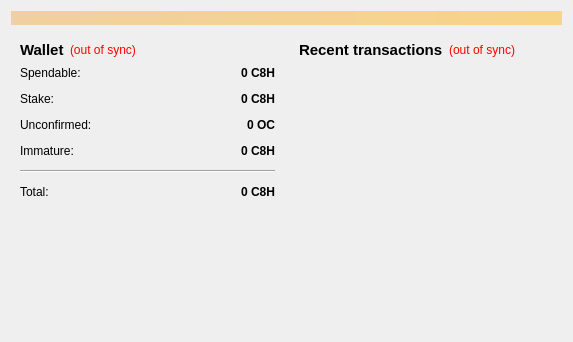
Above: src/qt/forms/overviewpage.ui from spayse/Bubble before the change. Below: the same form after it.
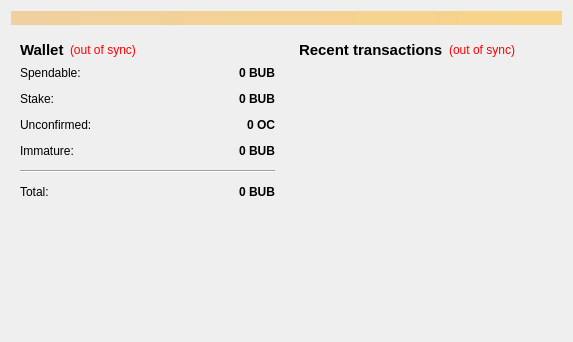
That is the form after the change.

Patch:
```diff
--- a/src/qt/forms/overviewpage.ui
+++ b/src/qt/forms/overviewpage.ui
@@ -118,7 +118,7 @@
                <string>Your current spendable balance</string>
               </property>
               <property name="text">
-               <string notr="true">0 C8H</string>
+               <string notr="true">0 BUB</string>
               </property>
               <property name="alignment">
                <set>Qt::AlignRight|Qt::AlignTrailing|Qt::AlignVCenter</set>
@@ -150,7 +150,7 @@
                <string>Total of coins that was staked, and do not yet count toward the current balance</string>
               </property>
               <property name="text">
-               <string notr="true">0 C8H</string>
+               <string notr="true">0 BUB</string>
               </property>
               <property name="alignment">
                <set>Qt::AlignRight|Qt::AlignTrailing|Qt::AlignVCenter</set>
@@ -211,7 +211,7 @@
                <string>Mined balance that has not yet matured</string>
               </property>
               <property name="text">
-               <string notr="true">0 C8H</string>
+               <string notr="true">0 BUB</string>
               </property>
               <property name="alignment">
                <set>Qt::AlignRight|Qt::AlignTrailing|Qt::AlignVCenter</set>
@@ -250,7 +250,7 @@
                <string>Your current total balance</string>
               </property>
               <property name="text">
-               <string notr="true">0 C8H</string>
+               <string notr="true">0 BUB</string>
               </property>
               <property name="alignment">
                <set>Qt::AlignRight|Qt::AlignTrailing|Qt::AlignVCenter</set>
```
